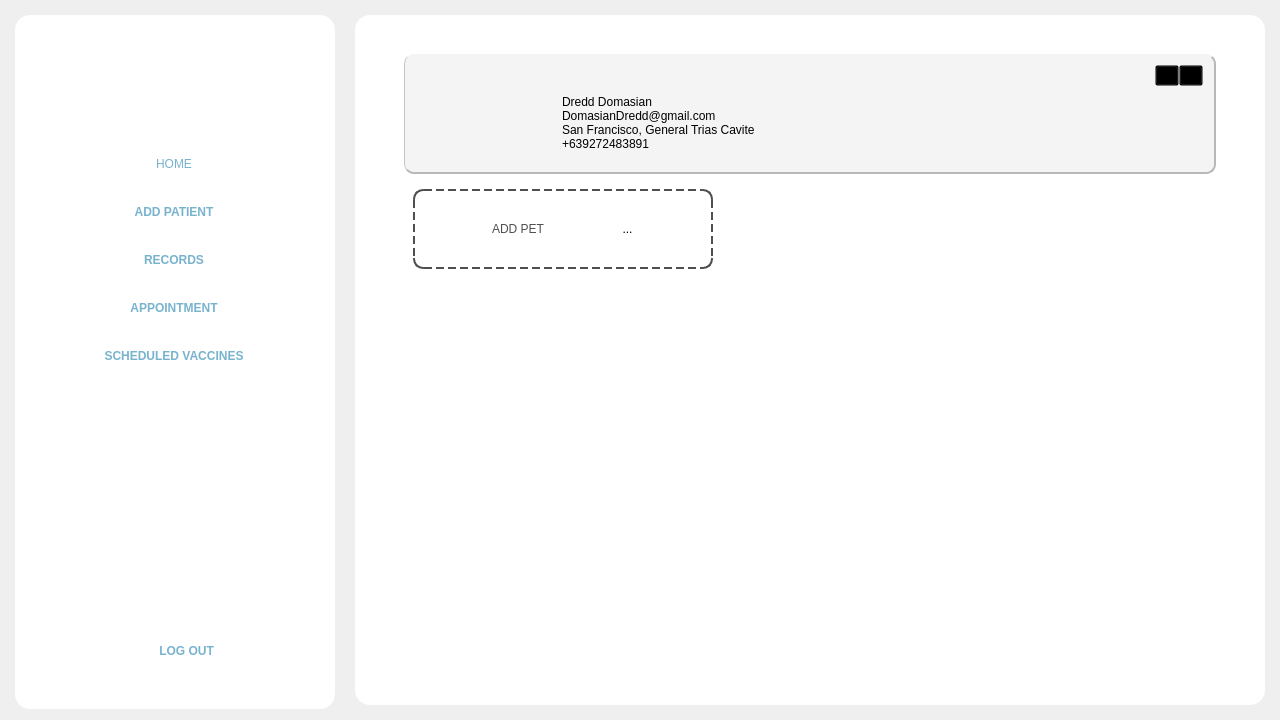
First picture: the form in Frontend/Home.ui, repository rmmln/Petmate-Desktop-Application, before the edit.
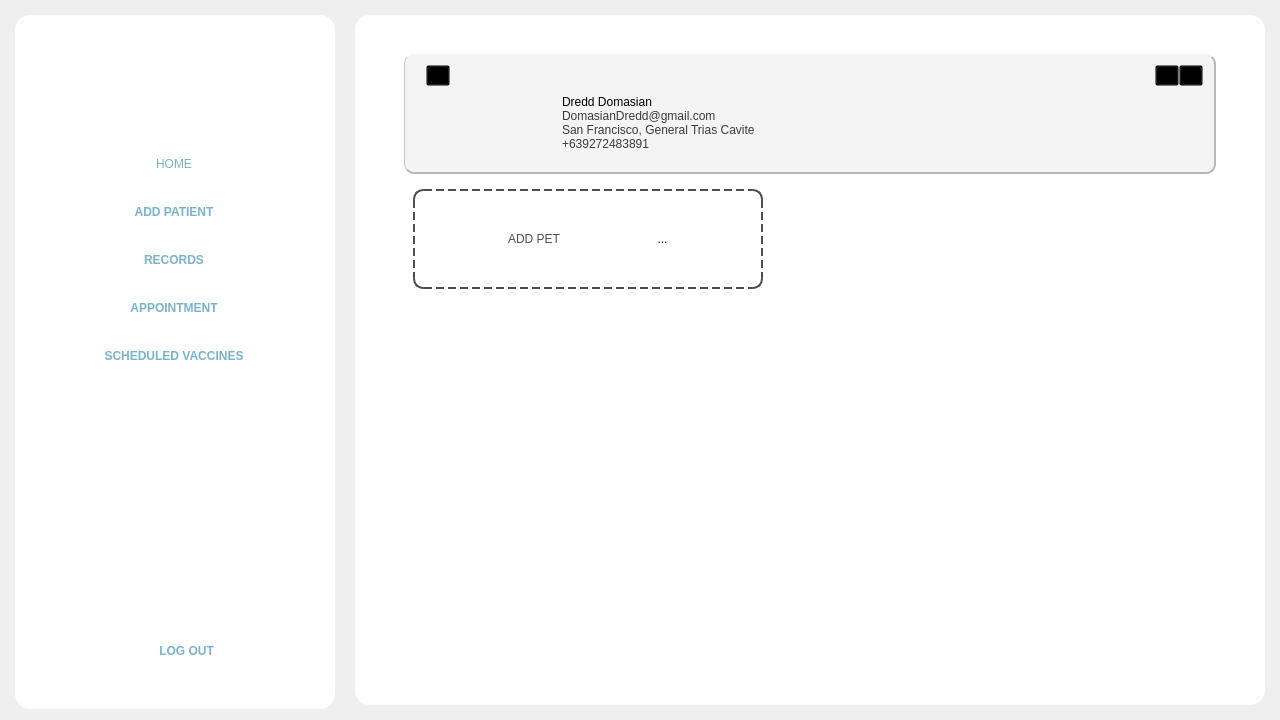
Second picture: the form after the edit. Icons and pictures are not drawn.

Commit message:
Add profile back button and improve profile page UI
Introduced a back button to the profile page with a new icon, updated the UI to display patient details dynamically, and enhanced button hover effects and layout. Refactored app.py to support navigation and profile data population, and updated resources to include the new icon.

Diff of the .ui file:
```diff
--- a/Frontend/Home.ui
+++ b/Frontend/Home.ui
@@ -2462,7 +2462,8 @@
                  <item>
                   <widget class="QLabel" name="profileEmailLabel">
                    <property name="styleSheet">
-                    <string notr="true">font: 63 14pt &quot;Montserrat Light&quot;;</string>
+                    <string notr="true">font: 63 14pt &quot;Montserrat Light&quot;;
+color:rgb(58, 58, 58);</string>
                    </property>
                    <property name="text">
                     <string>DomasianDredd@gmail.com</string>
@@ -2472,7 +2473,8 @@
                  <item>
                   <widget class="QLabel" name="label_27">
                    <property name="styleSheet">
-                    <string notr="true">font: 63 14pt &quot;Montserrat Light&quot;;</string>
+                    <string notr="true">font: 63 14pt &quot;Montserrat Light&quot;;
+color:rgb(58, 58, 58);</string>
                    </property>
                    <property name="text">
                     <string>San Francisco, General Trias Cavite</string>
@@ -2482,7 +2484,8 @@
                  <item>
                   <widget class="QLabel" name="label_28">
                    <property name="styleSheet">
-                    <string notr="true">font: 63 14pt &quot;Montserrat Light&quot;;</string>
+                    <string notr="true">font: 63 14pt &quot;Montserrat Light&quot;;
+color:rgb(58, 58, 58);</string>
                    </property>
                    <property name="text">
                     <string>+639272483891</string>
@@ -2586,6 +2589,50 @@
                 </layout>
                </widget>
               </item>
+              <item row="0" column="0" alignment="Qt::AlignLeft">
+               <widget class="QFrame" name="profileBackfFrame">
+                <property name="styleSheet">
+                 <string notr="true"/>
+                </property>
+                <property name="frameShape">
+                 <enum>QFrame::StyledPanel</enum>
+                </property>
+                <property name="frameShadow">
+                 <enum>QFrame::Raised</enum>
+                </property>
+                <layout class="QHBoxLayout" name="horizontalLayout_17">
+                 <property name="spacing">
+                  <number>0</number>
+                 </property>
+                 <property name="leftMargin">
+                  <number>0</number>
+                 </property>
+                 <property name="topMargin">
+                  <number>0</number>
+                 </property>
+                 <property name="rightMargin">
+                  <number>0</number>
+                 </property>
+                 <property name="bottomMargin">
+                  <number>0</number>
+                 </property>
+                 <item alignment="Qt::AlignLeft">
+                  <widget class="QToolButton" name="profileBackbutton">
+                   <property name="cursor">
+                    <cursorShape>PointingHandCursor</cursorShape>
+                   </property>
+                   <property name="text">
+                    <string>...</string>
+                   </property>
+                   <property name="icon">
+                    <iconset resource="resource.qrc">
+                     <normaloff>:/Icons/Icons/Profileback.png</normaloff>:/Icons/Icons/Profileback.png</iconset>
+                   </property>
+                  </widget>
+                 </item>
+                </layout>
+               </widget>
+              </item>
              </layout>
             </widget>
            </item>
@@ -2617,14 +2664,17 @@
                  </property>
                  <property name="minimumSize">
                   <size>
-                   <width>300</width>
-                   <height>80</height>
+                   <width>350</width>
+                   <height>100</height>
                   </size>
                  </property>
                  <property name="styleSheet">
                   <string notr="true">#addPetButton{
 	border-radius:10px;
 	border:2px dashed #4F4F4F;
+}
+#addPetButton:hover{
+	background-color:rgb(230, 230, 230);
 }</string>
                  </property>
                  <property name="frameShape">
@@ -2634,6 +2684,21 @@
                   <enum>QFrame::Raised</enum>
                  </property>
                  <layout class="QHBoxLayout" name="horizontalLayout_16">
+                  <property name="spacing">
+                   <number>0</number>
+                  </property>
+                  <property name="leftMargin">
+                   <number>0</number>
+                  </property>
+                  <property name="topMargin">
+                   <number>0</number>
+                  </property>
+                  <property name="rightMargin">
+                   <number>0</number>
+                  </property>
+                  <property name="bottomMargin">
+                   <number>0</number>
+                  </property>
                   <item>
                    <widget class="QToolButton" name="toolButton_7">
                     <property name="styleSheet">
@@ -2656,8 +2721,8 @@
                     </property>
                     <property name="iconSize">
                      <size>
-                      <width>40</width>
-                      <height>40</height>
+                      <width>50</width>
+                      <height>50</height>
                      </size>
                     </property>
                    </widget>
```
Left out of the diff: 9 changed lines with no effect on the pictures. The commit also changes 5 other files.
